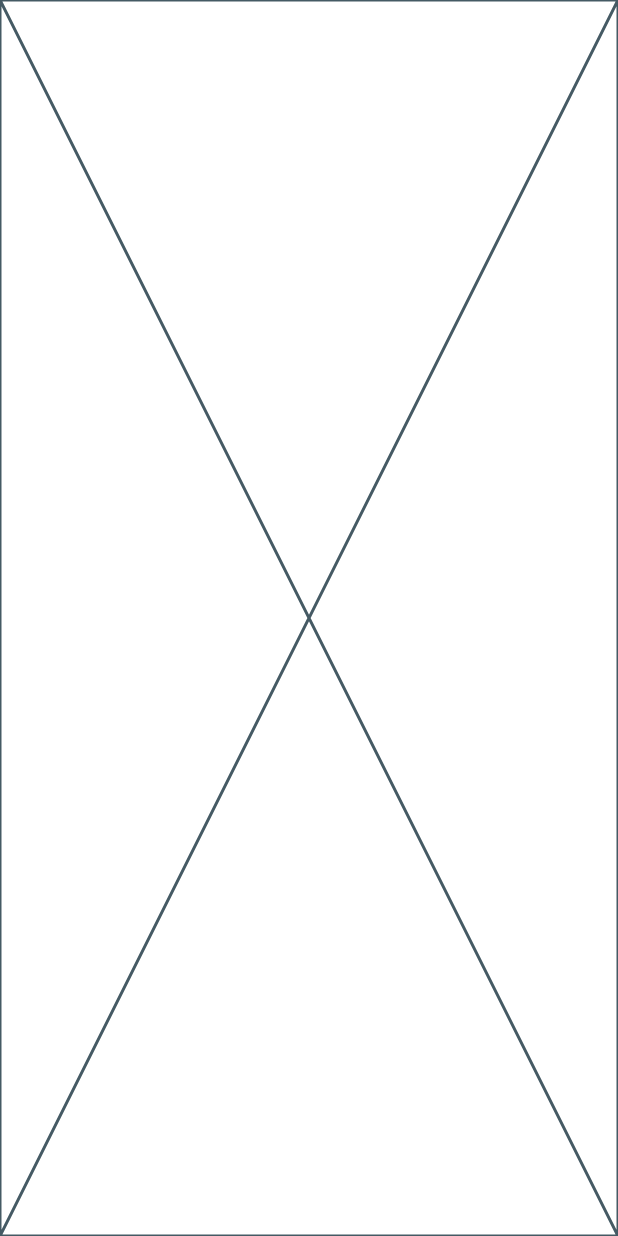
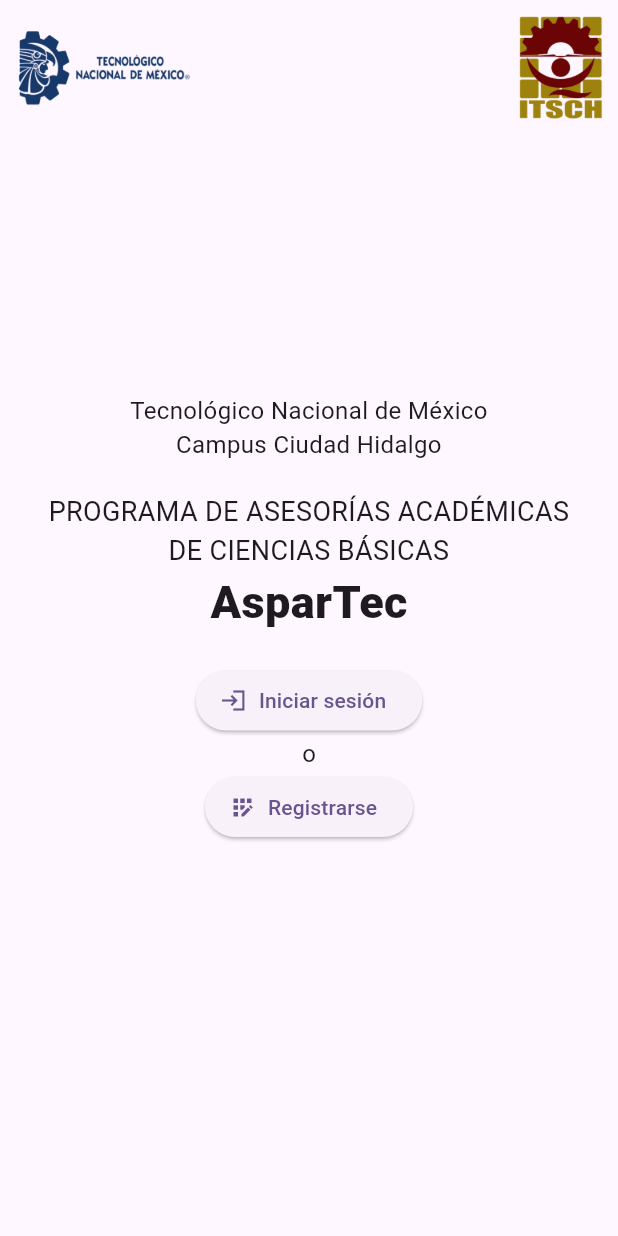
Before and after one commit to XamalionDev/academic_advice_app, a Flutter app: the screen it shows after launch, on a phone screen of 412 x 824 dp. Run offline on Flutter 3.47's test engine with Material 2 defaults, Android fonts, the light colour scheme and no system bars; our stand-ins replace firebase_auth, firebase_core, flutter_riverpod, go_router; accounts and stored records are empty; generated files the repository leaves out were written again.

Commit message:
Design: part 1.

```diff
--- a/lib/configuration/router/router_configuration.dart
+++ b/lib/configuration/router/router_configuration.dart
@@ -1,20 +1,24 @@
 import 'package:academic_advice_app/controller/auth_controller.dart';
-import 'package:academic_advice_app/view/home_view.dart';
-import 'package:academic_advice_app/view/login_view.dart';
-import 'package:academic_advice_app/view/register_view.dart';
+import 'package:academic_advice_app/view/screens/home_screen.dart';
+import 'package:academic_advice_app/view/screens/presentation_screen.dart';
 import 'package:go_router/go_router.dart';
 
 final routerConfig = GoRouter(
-    initialLocation: '/login_view',
+    initialLocation: '/login_screen',
     routes: [
       GoRoute(
-          path: '/home_view', builder: (context, state) => const HomeView()),
+          path: '/home_screen',
+          name: HomeScreen.routeName,
+          builder: (context, state) => const HomeScreen()),
       GoRoute(
-          path: '/login_view', builder: (context, state) => const LoginView()),
-      GoRoute(
-          path: '/register_view',
-          builder: (context, state) => const RegisterView()),
+          path: '/presentation_screen',
+          name: PresentationScreen.routeName,
+          builder: (context, state) => const PresentationScreen()),
+      /*GoRoute(
+          path: '/register_screen',
+          name: RegisterScreen.routeName,
+          builder: (context, state) => const RegisterScreen()),*/
     ],
     redirect: (context, state) async {
-      return await getUser() ? '/home_view' : '/login_view';
+      return await getUser() ? '/home_screen' : '/presentation_screen';
     });
--- a/lib/main.dart
+++ b/lib/main.dart
@@ -15,10 +15,13 @@
   @override
   Widget build(BuildContext context) {
     return MaterialApp.router(
+      debugShowCheckedModeBanner: false,
       routerConfig: routerConfig,
       title: 'Academic Advice App - ITSCH',
       theme: ThemeData(
-        colorScheme: ColorScheme.fromSeed(seedColor: Colors.redAccent),
+        primarySwatch: Colors.deepPurple,
+        colorScheme: ColorScheme.fromSeed(seedColor: Colors.deepPurple),
+        brightness: Brightness.light,
         useMaterial3: true,
       ),
     );
--- /dev/null
+++ b/lib/model/providers/height_provider.dart
@@ -0,0 +1,5 @@
+import 'package:flutter_riverpod/flutter_riverpod.dart';
+
+final heightLoginProvider = StateProvider((ref) => 0.0);
+
+final heightRegisterProvider = StateProvider((ref) => 0.0);
--- /dev/null
+++ b/lib/model/providers/show_pass_provider.dart
@@ -0,0 +1,3 @@
+import 'package:flutter_riverpod/flutter_riverpod.dart';
+
+final showPassProvider = StateProvider((ref) => true);
--- a/lib/view/login_view.dart
+++ /dev/null
@@ -1,10 +0,0 @@
-import 'package:flutter/material.dart';
-
-class LoginView extends StatelessWidget {
-  const LoginView({super.key});
-
-  @override
-  Widget build(BuildContext context) {
-    return const Placeholder();
-  }
-}
--- a/lib/view/home_view.dart
+++ b/lib/view/screens/home_screen.dart
@@ -1,7 +1,9 @@
 import 'package:flutter/material.dart';
 
-class HomeView extends StatelessWidget {
-  const HomeView({super.key});
+class HomeScreen extends StatelessWidget {
+  static const String routeName = 'home_screen';
+
+  const HomeScreen({super.key});
 
   @override
   Widget build(BuildContext context) {
--- /dev/null
+++ b/lib/view/screens/presentation_screen.dart
@@ -0,0 +1,128 @@
+import 'package:academic_advice_app/model/providers/height_provider.dart';
+import 'package:academic_advice_app/view/screens/login_screen.dart';
+import 'package:academic_advice_app/view/screens/register_screen.dart';
+import 'package:flutter/material.dart';
+import 'package:flutter_riverpod/flutter_riverpod.dart';
+
+class PresentationScreen extends ConsumerWidget {
+  static const String routeName = 'presentation_screen';
+  const PresentationScreen({super.key});
+
+  @override
+  Widget build(BuildContext context, WidgetRef ref) {
+    final widthScreen = MediaQuery.of(context).size.width;;
+    final heightLogin = ref.watch(heightLoginProvider);
+    final heightRegister = ref.watch(heightRegisterProvider);
+
+    return Scaffold(
+      body: Stack(
+        children: [
+          const SafeArea(child: LogosScreen()),
+          const SafeArea(child: MainScreen()),
+          Align(
+            alignment: Alignment.bottomCenter,
+            child: LoginScreen(
+              heightLogin: heightLogin,
+              widthLogin: widthScreen)
+          ),
+          Align(
+            alignment: Alignment.bottomCenter,
+            child: RegisterScreen(heightRegister: heightRegister, widthRegister: widthScreen),
+          )
+        ],
+      )
+    );
+  }
+}
+
+class LogosScreen extends StatelessWidget {
+  const LogosScreen({super.key});
+
+  @override
+  Widget build(BuildContext context) {
+    return Container(
+      padding: const EdgeInsets.all(10),
+      child: Row(
+        mainAxisAlignment: MainAxisAlignment.spaceBetween,
+        children: [
+          Image.asset('assets/logos/LogoTecnm1.png', scale: 15),
+          Image.asset('assets/logos/LogoTecHidalgo.png', scale: 40)
+        ],
+      ),
+    );
+  }
+}
+
+class MainScreen extends ConsumerWidget {
+  const MainScreen({super.key});
+
+  @override
+  Widget build(BuildContext context, WidgetRef ref) {
+    final heightScreen = MediaQuery.of(context).size.height;
+
+    return Container(
+      padding: const EdgeInsets.all(20),
+      child: Column(
+        mainAxisAlignment: MainAxisAlignment.center,
+        crossAxisAlignment: CrossAxisAlignment.center,
+        children: [
+          const Text(
+            'Tecnológico Nacional de México\nCampus Ciudad Hidalgo',
+            style: TextStyle(
+              fontSize: 16.0,
+            ),
+            textAlign: TextAlign.center,
+          ),
+          const SizedBox(height: 20),
+          const Text(
+            'PROGRAMA DE ASESORÍAS ACADÉMICAS\nDE CIENCIAS BÁSICAS',
+            style: TextStyle(
+              fontSize: 18.0,
+            ),
+            textAlign: TextAlign.center,
+          ),
+          const Text(
+            'AsparTec',
+            style: TextStyle(
+                fontSize: 30.0,
+                fontWeight: FontWeight.w800
+            ),
+          ),
+          const SizedBox(height: 20),
+          Row(
+            mainAxisAlignment: MainAxisAlignment.center,
+            children: [
+              ElevatedButton.icon(
+                  onPressed: (){
+                    ref.read(heightLoginProvider.notifier).state = heightScreen * 0.55;
+                  },
+                  icon: const Icon(Icons.login_sharp),
+                  label: const Text('Iniciar sesión')
+              ),
+            ],
+          ),
+          const SizedBox(width: 10),
+          const Text(
+              'o',
+              style: TextStyle(
+                fontSize: 16.0,
+              )
+          ),
+          const SizedBox(width: 10),
+          Row(
+            mainAxisAlignment: MainAxisAlignment.center,
+            children: [
+              ElevatedButton.icon(
+                  onPressed: (){
+                    ref.read(heightRegisterProvider.notifier).state = heightScreen * 0.8;
+                  },
+                  icon: const Icon(Icons.app_registration_sharp),
+                  label: const Text('Registrarse')
+              ),
+            ],
+          )
+        ],
+      ),
+    );
+  }
+}
--- a/pubspec.yaml
+++ b/pubspec.yaml
@@ -65,8 +65,8 @@
   uses-material-design: true
 
   # To add assets to your application, add an assets section, like this:
-  # assets:
-  #   - images/a_dot_burr.jpeg
+  assets:
+    - assets/logos/
   #   - images/a_dot_ham.jpeg
 
   # An image asset can refer to one or more resolution-specific "variants", see
```
Also changed, not shown: lib/view/register_view.dart (deleted, +0 -10 lines), lib/view/screens/login_screen.dart (added, +121 -0 lines), lib/view/screens/register_screen.dart (added, +90 -0 lines), assets/logos/LogoTecHidalgo.png (added), assets/logos/LogoTecnm1.png (added), assets/logos/LogoTecnm2.png (added).
